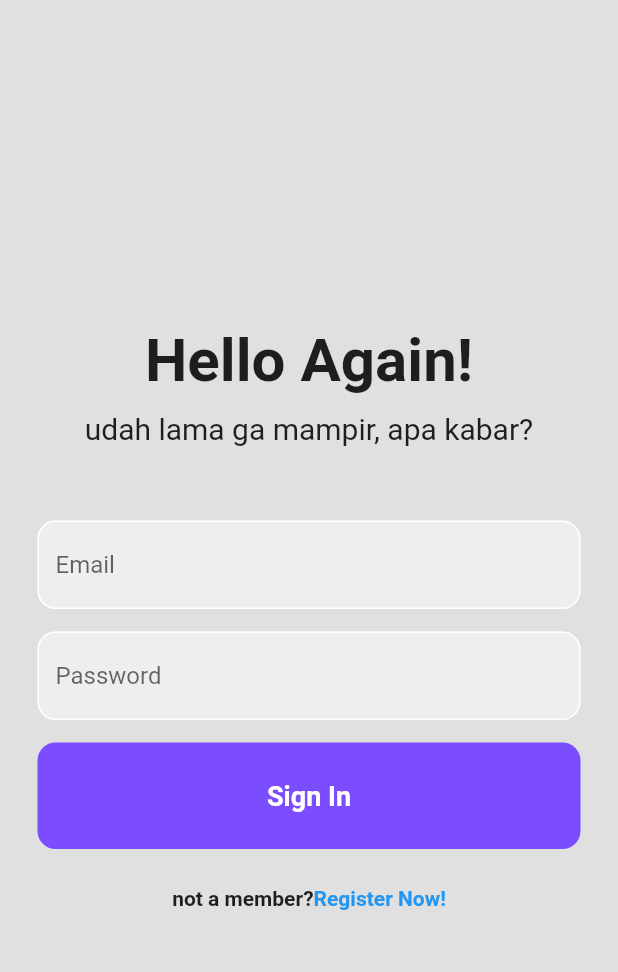
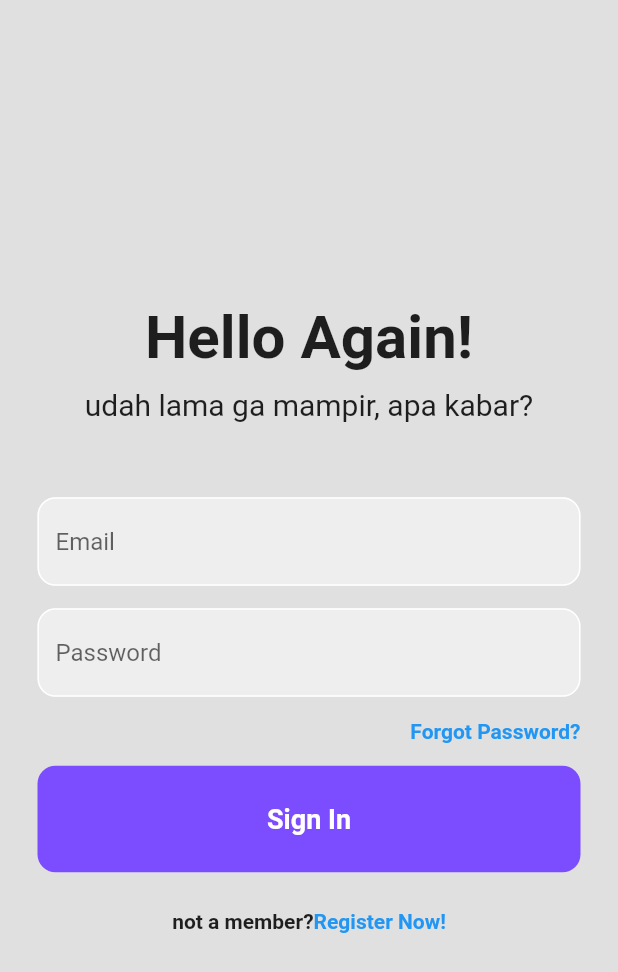
Before and after one commit to redianss/tester1, a Flutter app: the screen it shows after launch, on a phone screen of 412 x 824 dp. Shown: the top 972 px of the screen. Run offline on Flutter 3.47's test engine with Material 2 defaults, Android fonts, the phone set to English and light mode, and no system bars; our stand-ins replace firebase_auth, firebase_core; accounts and stored records are empty.

Commit message:
penambahan
tes

```diff
--- /dev/null
+++ b/lib/auth/auth_page.dart
@@ -0,0 +1,31 @@
+import 'package:flutter/material.dart';
+import 'package:tester1/pages/login_page.dart';
+
+import '../pages/register_page.dart';
+
+class AuthPage extends StatefulWidget {
+  const AuthPage({Key? key}) : super(key: key);
+
+  @override
+  State<AuthPage> createState() => _AuthPageState();
+}
+
+class _AuthPageState extends State<AuthPage> {
+  // inisila, show the lgi page
+  bool showLoginPage = true;
+
+  void toggleScreens() {
+    setState(() {
+      showLoginPage = !showLoginPage;
+    });
+  }
+
+  @override
+  Widget build(BuildContext context) {
+    if (showLoginPage) {
+      return LoginPage(showRegisterPage: toggleScreens);
+    } else {
+      return RegisterPage(showLoginPage: toggleScreens);
+    }
+  }
+}
--- a/lib/main_page.dart
+++ b/lib/auth/main_page.dart
@@ -1,7 +1,8 @@
 import 'package:firebase_auth/firebase_auth.dart';
 import 'package:flutter/material.dart';
-import 'login_page.dart';
-import 'home_page.dart';
+import '../pages/login_page.dart';
+import '../pages/home_page.dart';
+import 'auth_page.dart';
 
 class MainPage extends StatelessWidget {
   const MainPage({Key? key}) : super(key: key);
@@ -15,7 +16,7 @@ class MainPage extends StatelessWidget {
           if (snapshot.hasData) {
             return HomePage();
           } else {
-            return LoginPage();
+            return AuthPage();
           }
         },
       ),
--- a/lib/main.dart
+++ b/lib/main.dart
@@ -1,7 +1,6 @@
 import 'package:flutter/material.dart';
 import 'package:firebase_core/firebase_core.dart';
-import 'package:tester1/main_page.dart';
-import 'main_page.dart';
+import 'package:tester1/auth/main_page.dart';
 
 void main() async {
   WidgetsFlutterBinding.ensureInitialized();
@@ -12,7 +11,7 @@ void main() async {
 }
 
 class MyApp extends StatelessWidget {
-  const MyApp({super.key});
+  const MyApp({Key? key}) : super(key: key);
 
   // This widget is the root of your application.
   @override
--- /dev/null
+++ b/lib/pages/login_page.dart
@@ -0,0 +1,189 @@
+// ignore_for_file: prefer_const_constructors
+
+import 'package:firebase_auth/firebase_auth.dart';
+import 'package:flutter/material.dart';
+
+import 'forgot_pw_page.dart';
+
+class LoginPage extends StatefulWidget {
+  final VoidCallback showRegisterPage;
+  const LoginPage({Key? key, required this.showRegisterPage}) : super(key: key);
+
+  @override
+  State<LoginPage> createState() => _LoginPageState();
+}
+
+class _LoginPageState extends State<LoginPage> {
+  // text controller
+  final _emailController = TextEditingController();
+  final _passwordController = TextEditingController();
+
+  Future signIn() async {
+    await FirebaseAuth.instance.signInWithEmailAndPassword(
+        email: _emailController.text.trim(),
+        password: _passwordController.text.trim());
+  }
+
+  @override
+  void dispose() {
+    _emailController.dispose();
+    _passwordController.dispose();
+    super.dispose();
+  }
+
+  @override
+  Widget build(BuildContext context) {
+    return Scaffold(
+      backgroundColor: Colors.grey[300],
+      body: SafeArea(
+        child: Center(
+          child: SingleChildScrollView(
+            child:
+                Column(mainAxisAlignment: MainAxisAlignment.center, children: [
+              //hello again
+              Text(
+                "Hello Again!",
+                style: TextStyle(
+                  fontWeight: FontWeight.bold,
+                  fontSize: 40,
+                ),
+              ),
+              SizedBox(height: 10),
+              Text(
+                "udah lama ga mampir, apa kabar?",
+                style: TextStyle(
+                  fontSize: 20,
+                ),
+              ),
+              SizedBox(height: 50),
+
+              // email text field
+              Padding(
+                padding: const EdgeInsets.symmetric(horizontal: 25.0),
+                child: TextField(
+                  controller: _emailController,
+                  decoration: InputDecoration(
+                    enabledBorder: OutlineInputBorder(
+                      borderSide: BorderSide(color: Colors.white),
+                      borderRadius: BorderRadius.circular(12),
+                    ),
+                    focusedBorder: OutlineInputBorder(
+                      borderSide: BorderSide(color: Colors.deepPurpleAccent),
+                      borderRadius: BorderRadius.circular(12),
+                    ),
+                    hintText: 'Email',
+                    fillColor: Colors.grey[200],
+                    filled: true,
+                  ),
+                ),
+              ),
+
+              SizedBox(height: 15),
+
+              //password text field
+              Padding(
+                padding: const EdgeInsets.symmetric(horizontal: 25.0),
+                child: TextField(
+                  obscureText: true,
+                  controller: _passwordController,
+                  decoration: InputDecoration(
+                    enabledBorder: OutlineInputBorder(
+                      borderSide: BorderSide(color: Colors.white),
+                      borderRadius: BorderRadius.circular(12),
+                    ),
+                    focusedBorder: OutlineInputBorder(
+                      borderSide: BorderSide(color: Colors.deepPurpleAccent),
+                      borderRadius: BorderRadius.circular(12),
+                    ),
+                    hintText: 'Password',
+                    fillColor: Colors.grey[200],
+                    filled: true,
+                  ),
+                ),
+              ),
+              SizedBox(height: 15),
+
+              Padding(
+                padding: const EdgeInsets.symmetric(horizontal: 25.0),
+                child: Row(
+                  mainAxisAlignment: MainAxisAlignment.end,
+                  children: [
+                    GestureDetector(
+                      onTap: () {
+                        Navigator.push(
+                          context,
+                          MaterialPageRoute(
+                            builder: (context) {
+                              return ForgotPasswordPage();
+                            },
+                          ),
+                        );
+                      },
+                      child: Text(
+                        'Forgot Password?',
+                        style: TextStyle(
+                          color: Colors.blue,
+                          fontWeight: FontWeight.bold,
+                        ),
+                      ),
+                    ),
+                  ],
+                ),
+              ),
+
+              SizedBox(height: 15),
+
+              //sign in button
+              Padding(
+                padding: const EdgeInsets.symmetric(horizontal: 25.0),
+                child: GestureDetector(
+                  onTap: signIn,
+                  child: Container(
+                    padding: EdgeInsets.all(25),
+                    decoration: BoxDecoration(
+                      color: Colors.deepPurpleAccent,
+                      borderRadius: BorderRadius.circular(12),
+                    ),
+                    child: Center(
+                        child: Text(
+                      'Sign In',
+                      style: TextStyle(
+                        color: Colors.white,
+                        fontWeight: FontWeight.bold,
+                        fontSize: 18,
+                      ),
+                    )),
+                  ),
+                ),
+              ),
+              SizedBox(height: 25),
+
+              //not a member ?? register now
+              Row(
+                mainAxisAlignment: MainAxisAlignment.center,
+                children: [
+                  Text(
+                    'not a member?',
+                    style: TextStyle(
+                      fontWeight: FontWeight.bold,
+                    ),
+                  ),
+                  GestureDetector(
+                    onTap: widget.showRegisterPage,
+                    child: Text(
+                      'Register Now!',
+                      style: TextStyle(
+                        color: Colors.blue,
+                        fontWeight: FontWeight.bold,
+                      ),
+                    ),
+                  ),
+                ],
+              )
+            ]),
+          ),
+        ),
+      ),
+    );
+  }
+}
```
Also changed, not shown: lib/home_page.dart (deleted, +0 -17 lines), lib/pages/forgot_pw_page.dart (added, +84 -0 lines), lib/pages/home_page.dart (added, +33 -0 lines), lib/pages/register_page.dart (renamed from lib/login_page.dart, +59 -20 lines), 1 other file.
